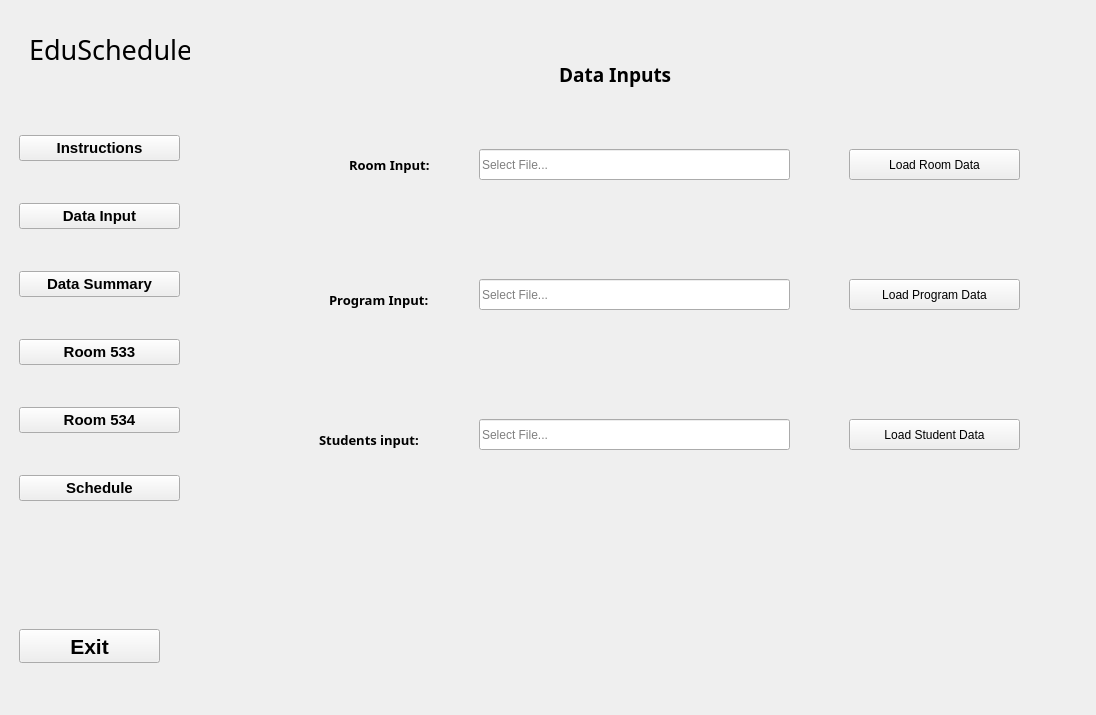
Before: the Qt Designer form GUI_App/Scheduler1.ui in MacEwanCMPT395/2023-01_Team3, drawn with Qt 5.
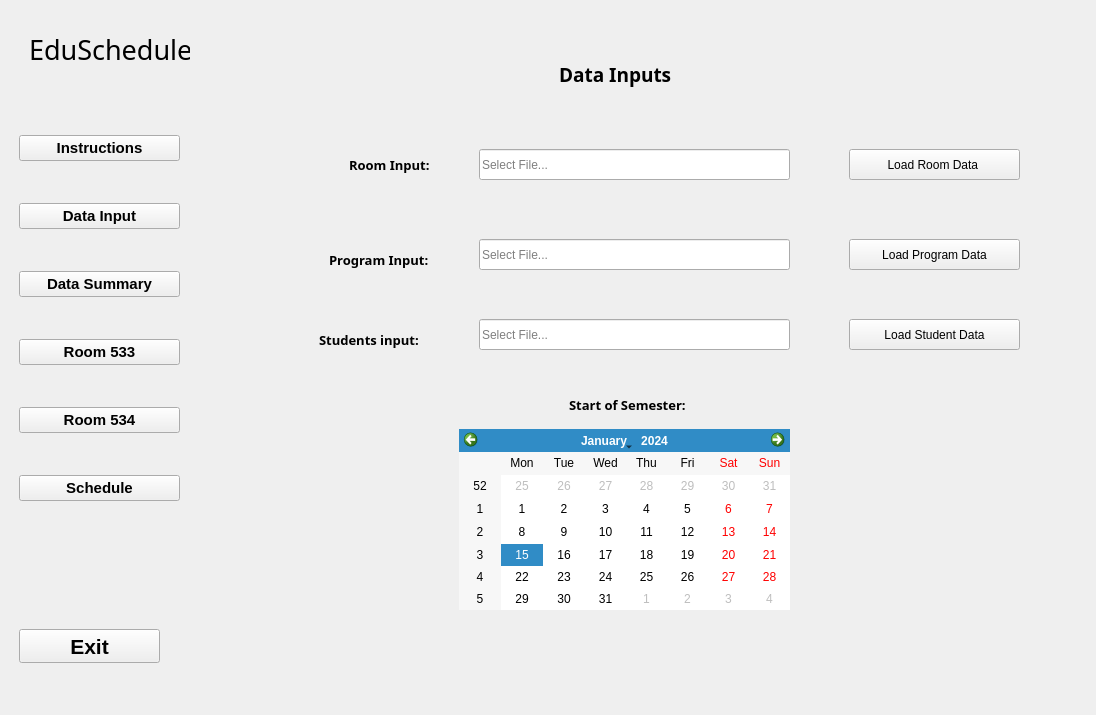
After: the same form once the commit is applied. The open tabs and pages were chosen to show the change. Icons and pictures are not drawn.

Commit message: Add calendar for start of semseter date

The edit to the form file:
```diff
--- a/GUI_App/Scheduler1.ui
+++ b/GUI_App/Scheduler1.ui
@@ -1587,7 +1587,7 @@
           <property name="geometry">
            <rect>
             <x>280</x>
-            <y>410</y>
+            <y>310</y>
             <width>311</width>
             <height>31</height>
            </rect>
@@ -1600,7 +1600,7 @@
           <property name="geometry">
            <rect>
             <x>650</x>
-            <y>410</y>
+            <y>310</y>
             <width>171</width>
             <height>31</height>
            </rect>
@@ -1630,7 +1630,7 @@
           <property name="geometry">
            <rect>
             <x>120</x>
-            <y>410</y>
+            <y>310</y>
             <width>151</width>
             <height>41</height>
            </rect>
@@ -1696,7 +1696,7 @@
            </font>
           </property>
           <property name="text">
-           <string>Load Room Data</string>
+           <string>Load Room Data </string>
           </property>
           <property name="iconSize">
            <size>
@@ -1715,7 +1715,7 @@
           <property name="geometry">
            <rect>
             <x>130</x>
-            <y>270</y>
+            <y>230</y>
             <width>141</width>
             <height>41</height>
            </rect>
@@ -1736,7 +1736,7 @@
           <property name="geometry">
            <rect>
             <x>650</x>
-            <y>270</y>
+            <y>230</y>
             <width>171</width>
             <height>31</height>
            </rect>
@@ -1766,7 +1766,7 @@
           <property name="geometry">
            <rect>
             <x>280</x>
-            <y>270</y>
+            <y>230</y>
             <width>311</width>
             <height>31</height>
            </rect>
@@ -1775,6 +1775,37 @@
            <string>Select File...</string>
           </property>
          </widget>
+         <widget class="QCalendarWidget" name="calendar">
+          <property name="geometry">
+           <rect>
+            <x>260</x>
+            <y>420</y>
+            <width>331</width>
+            <height>181</height>
+           </rect>
+          </property>
+         </widget>
+         <widget class="QLabel" name="label_39">
+          <property name="geometry">
+           <rect>
+            <x>370</x>
+            <y>380</y>
+            <width>151</width>
+            <height>31</height>
+           </rect>
+          </property>
+          <property name="font">
+           <font>
+            <family>Arial Black</family>
+            <pointsize>10</pointsize>
+            <weight>75</weight>
+            <bold>true</bold>
+           </font>
+          </property>
+          <property name="text">
+           <string>Start of Semester:</string>
+          </property>
+         </widget>
         </widget>
        </widget>
       </widget>
```
Left out of the diff: 57 changed lines with no effect on the pictures. The commit also changes 7 other files.
